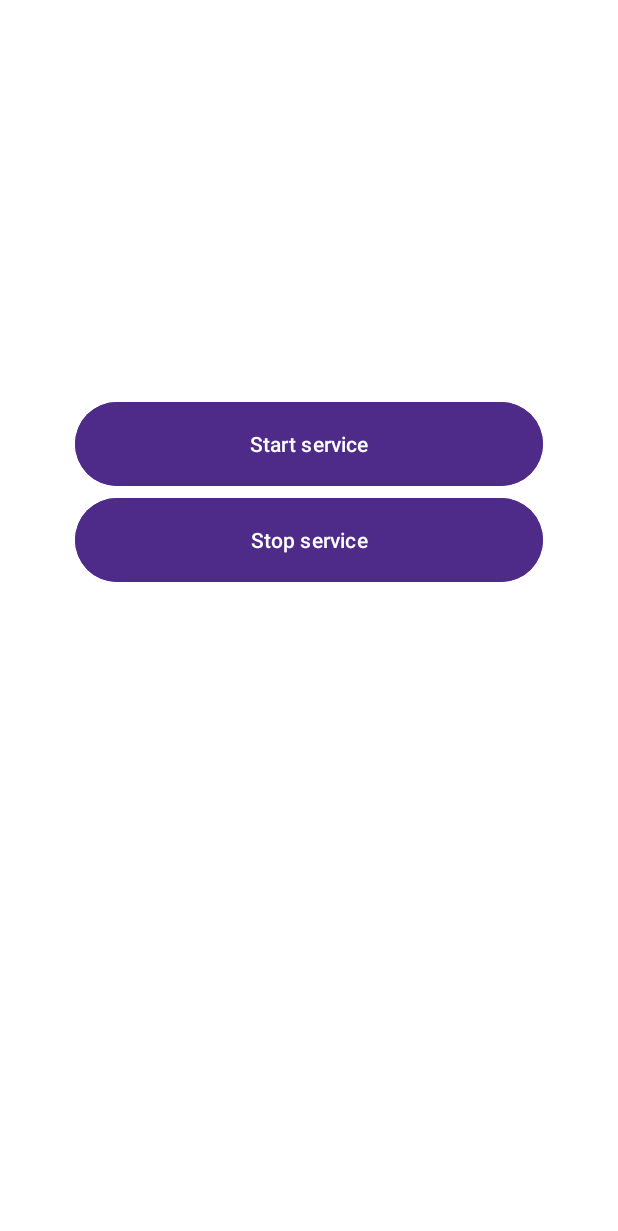
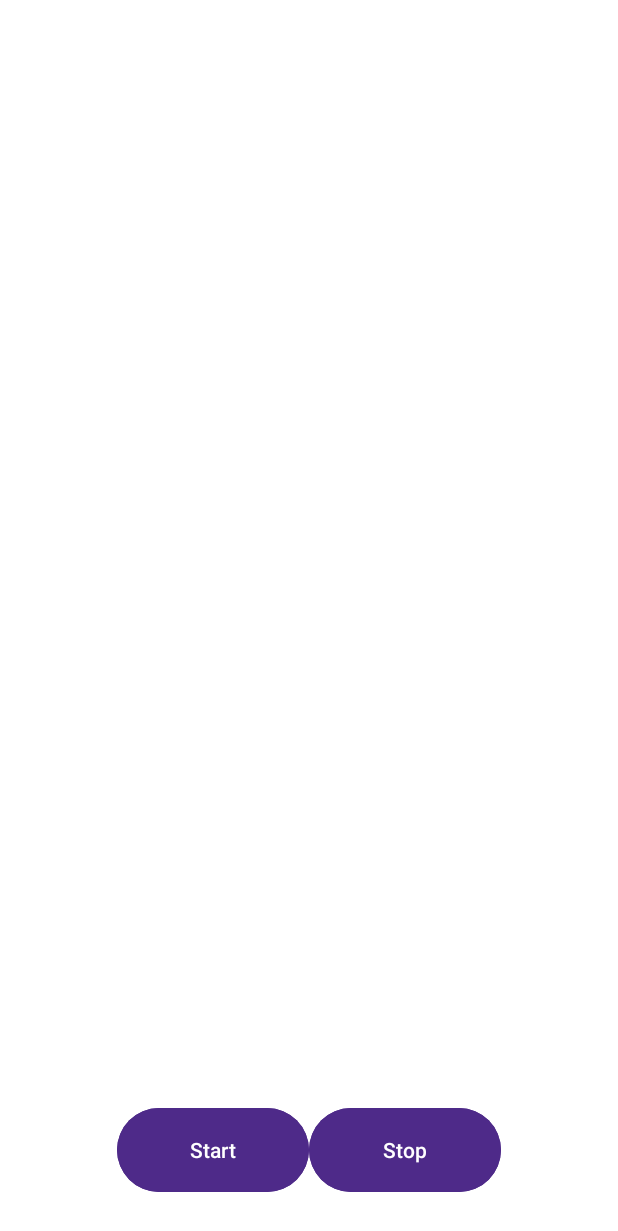
Before and after one commit to Fugasss/android_labs, an Android app: the layout activity_main.xml on its own in the app's theme, with its tools: preview values and no code run, on a phone screen of 412 x 824 dp. Shown: the top 1231 px of the screen. Run offline under Robolectric (Android 15) with nearby library versions, the phone set to English and light mode, and no system bars.

Commit message:
Background Service: Bytes generator

```diff
--- a/app/build.gradle.kts
+++ b/app/build.gradle.kts
@@ -8,8 +8,8 @@ android {
     compileSdk = 35
 
     defaultConfig {
-        applicationId = "com.example.musicplayer"
-        minSdk = 24
+        applicationId = "com.example.bytesgenerator"
+        minSdk = 26
         targetSdk = 35
         versionCode = 1
         versionName = "1.0"
--- a/app/src/main/res/layout/activity_main.xml
+++ b/app/src/main/res/layout/activity_main.xml
@@ -5,36 +5,37 @@
     android:id="@+id/main"
     android:layout_width="match_parent"
     android:layout_height="match_parent"
+    android:paddingHorizontal="15dp"
+    android:paddingVertical="25dp"
     tools:context=".MainActivity">
 
-    <LinearLayout
+
+    <TextView
+        android:id="@+id/status_text"
         android:layout_width="match_parent"
         android:layout_height="match_parent"
-        android:orientation="vertical"
-        android:paddingStart="50dp"
-        android:paddingTop="200dp"
-        android:paddingEnd="50dp"
-        app:layout_constraintBottom_toBottomOf="parent"
-        app:layout_constraintEnd_toEndOf="parent"
-        app:layout_constraintStart_toStartOf="parent"
-        app:layout_constraintTop_toTopOf="parent">
+        app:layout_constraintBottom_toTopOf="@id/buttons_container"
+        android:textSize="28sp"
+        />
 
-        <TextView
-            android:id="@+id/status_text"
-            android:layout_width="match_parent"
-            android:layout_height="64dp" />
+    <LinearLayout
+        android:id="@+id/buttons_container"
+        android:layout_width="match_parent"
+        android:layout_height="wrap_content"
+        android:gravity="center_horizontal"
+        app:layout_constraintBottom_toBottomOf="parent">
 
         <Button
             android:id="@+id/start_service_button"
-            android:layout_width="match_parent"
-            android:layout_height="64dp"
-            android:text="Start service" />
+            android:layout_width="128dp"
+            android:layout_height="match_parent"
+            android:text="Start" />
 
         <Button
             android:id="@+id/stop_service_button"
-            android:layout_width="match_parent"
+            android:layout_width="128dp"
             android:layout_height="64dp"
-            android:text="Stop service" />
+            android:text="Stop" />
     </LinearLayout>
 
 </androidx.constraintlayout.widget.ConstraintLayout>
--- a/app/src/main/res/values/strings.xml
+++ b/app/src/main/res/values/strings.xml
@@ -1,3 +1,3 @@
 <resources>
-    <string name="app_name">Meow Meow Player</string>
+    <string name="app_name">Bytes Generator</string>
 </resources>
```
Also changed, not shown: app/src/main/AndroidManifest.xml (+3 -4 lines), app/src/main/java/com/example/calculator/CustomBackgroundService.kt (added, +67 -0 lines), app/src/main/java/com/example/calculator/CustomBroadcastReceiver.kt (added, +20 -0 lines), app/src/main/java/com/example/calculator/MainActivity.kt (+44 -14 lines), app/src/main/java/com/example/calculator/MusicPlayerService.kt (deleted, +0 -74 lines).
